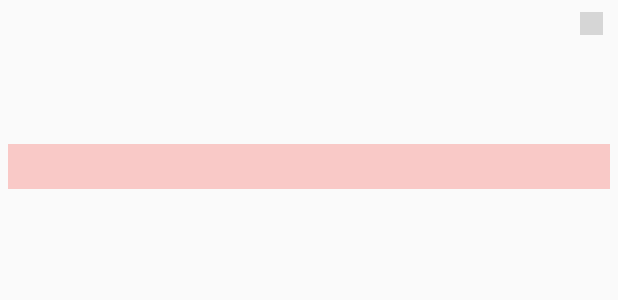
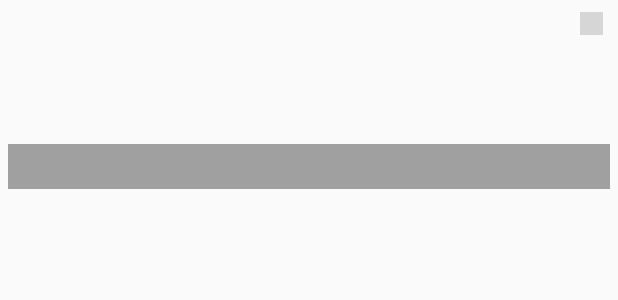
Before and after one commit to castlemilk/darts_app, an Android app: the layout item.xml on its own in the app's theme, with its tools: preview values and no code run, on a phone screen of 412 x 824 dp. Shown: the top 300 px of the screen. Run offline under Robolectric (Android 15) with nearby library versions, the phone set to English and light mode, and no system bars; plain views replace FlipView; grey boxes are pictures that could not be loaded.

Commit message:
tweaks for get closer to customers preference

```diff
--- a/app/src/main/AndroidManifest.xml
+++ b/app/src/main/AndroidManifest.xml
@@ -101,7 +101,7 @@
             android:screenOrientation="portrait"
             android:name=".gallery.GalleryActivity"
             android:label="@string/title_activity_gallery"
-            android:theme="@style/AppTheme.Black.NoActionBar" />
+            android:theme="@style/AppTheme.Black.ActionBar" />
     </application>
 
 </manifest>
--- a/app/src/main/java/com/primewebtech/darts/camera/CameraActivity.java
+++ b/app/src/main/java/com/primewebtech/darts/camera/CameraActivity.java
@@ -781,15 +781,14 @@ public class CameraActivity extends AppCompatActivity {
     }
     private List<Integer> makePegs() {
         List<Integer> ret = new ArrayList<>();
-        for (int i=2; i<=158; i++) {
+        ret.add(170);
+        ret.add(167);
+        ret.add(164);
+        ret.add(161);
+        ret.add(160);
+        for (int i=158; i>=2; i--) {
             ret.add(i);
         }
-        ret.add(160);
-        ret.add(161);
-        ret.add(164);
-        ret.add(167);
-        ret.add(170);
-
         return ret;
     }
 
--- a/app/src/main/java/com/primewebtech/darts/scoring/OneDartActivity.java
+++ b/app/src/main/java/com/primewebtech/darts/scoring/OneDartActivity.java
@@ -305,7 +305,6 @@ public class OneDartActivity extends AppCompatActivity implements ActionSchema,
                     scoreNumber.setGravity(Gravity.CENTER);
                     return scoreNumber;
                 }
-
                 @Override
                 public void removeView(int i, View view) {
 
--- a/app/src/main/res/layout/holder_header.xml
+++ b/app/src/main/res/layout/holder_header.xml
@@ -3,7 +3,7 @@
     xmlns:tools="http://schemas.android.com/tools"
     android:layout_width="match_parent"
     android:layout_height="?android:attr/listPreferredItemHeightSmall"
-    android:background="@color/material_color_grey_600">
+    android:background="@color/colorBlack">
 
     <LinearLayout
         android:id="@+id/title_container"
--- a/app/src/main/res/layout/item.xml
+++ b/app/src/main/res/layout/item.xml
@@ -62,8 +62,8 @@
         <ImageView
             android:layout_width="match_parent"
             android:layout_height="30dp"
-            android:background="@color/material_color_red_100"
-            android:alpha="0.8"
+            android:background="@color/material_color_grey_500"
+            android:alpha="0.97"
             android:layout_margin="0dp"
             android:layout_alignParentBottom="true"
             app:layout_constraintRight_toRightOf="parent"
--- a/app/src/main/res/values-v21/styles.xml
+++ b/app/src/main/res/values-v21/styles.xml
@@ -10,4 +10,14 @@
         <item name="windowNoTitle">true</item>
         <item name="android:statusBarColor">@color/colorBlack</item>
     </style>
+
+    <style name="AppTheme.Black.ActionBar" parent="Theme.AppCompat.Light.DarkActionBar">
+        <!-- Customize your theme here. -->
+        <item name="colorPrimary">@color/colorPrimary</item>
+        <item name="colorPrimaryDark">@color/colorPrimaryDark</item>
+        <item name="colorAccent">@color/colorAccent</item>
+        <item name="windowActionBar">true</item>
+        <item name="windowNoTitle">false</item>
+        <item name="android:statusBarColor">@color/colorBlack</item>
+    </style>
 </resources>
--- a/app/src/main/res/values/styles.xml
+++ b/app/src/main/res/values/styles.xml
@@ -15,6 +15,15 @@
         <item name="colorAccent">@color/colorAccent</item>
         <item name="windowActionBar">false</item>
         <item name="windowNoTitle">true</item>
+    </style>
+    <style name="AppTheme.Black.ActionBar" parent="Theme.AppCompat.Light.DarkActionBar">
+        <!-- Customize your theme here. -->
+        <item name="colorPrimary">@color/colorPrimary</item>
+        <item name="colorPrimaryDark">@color/colorPrimaryDark</item>
+        <item name="colorAccent">@color/colorAccent</item>
+        <item name="windowActionBar">true</item>
+        <item name="windowNoTitle">false</item>
+        <item name="android:statusBarColor">@color/colorBlack</item>
     </style>
 
     <style name="AppTheme.NoActionBar">
```
